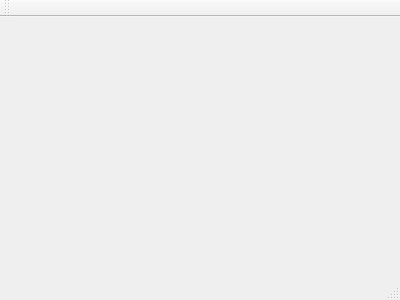
Above: gui/iconhover/mainwindow.ui from jinhang87/qtutil before the change. Below: the same form after it.
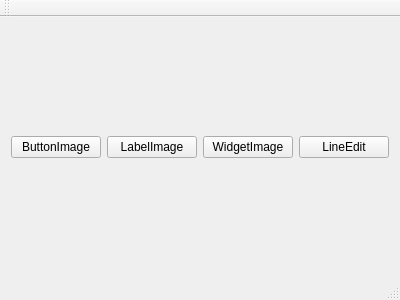
That is the form after the change.

```diff
--- a/gui/iconhover/mainwindow.ui
+++ b/gui/iconhover/mainwindow.ui
@@ -12,13 +12,59 @@
   <property name="windowTitle" >
    <string>MainWindow</string>
   </property>
-  <widget class="QMenuBar" name="menuBar" />
-  <widget class="QToolBar" name="mainToolBar" />
-  <widget class="QWidget" name="centralWidget" />
-  <widget class="QStatusBar" name="statusBar" />
+  <widget class="QWidget" name="centralWidget">
+   <layout class="QHBoxLayout" name="horizontalLayout">
+    <item>
+     <widget class="QPushButton" name="pushButtonImage">
+      <property name="text">
+       <string>ButtonImage</string>
+      </property>
+     </widget>
+    </item>
+    <item>
+     <widget class="QPushButton" name="pushButtonLabelImage">
+      <property name="text">
+       <string>LabelImage</string>
+      </property>
+     </widget>
+    </item>
+    <item>
+     <widget class="QPushButton" name="pushButtonWidgetImage">
+      <property name="text">
+       <string>WidgetImage</string>
+      </property>
+     </widget>
+    </item>
+    <item>
+     <widget class="QPushButton" name="pushButtonLineEdit">
+      <property name="text">
+       <string>LineEdit</string>
+      </property>
+     </widget>
+    </item>
+   </layout>
+  </widget>
+  <widget class="QMenuBar" name="menuBar">
+   <property name="geometry">
+    <rect>
+     <x>0</x>
+     <y>0</y>
+     <width>400</width>
+     <height>23</height>
+    </rect>
+   </property>
+  </widget>
+  <widget class="QToolBar" name="mainToolBar">
+   <attribute name="toolBarArea">
+    <enum>TopToolBarArea</enum>
+   </attribute>
+   <attribute name="toolBarBreak">
+    <bool>false</bool>
+   </attribute>
+  </widget>
+  <widget class="QStatusBar" name="statusBar"/>
  </widget>
- <layoutDefault spacing="6" margin="11" />
- <pixmapfunction></pixmapfunction>
+ <layoutdefault spacing="6" margin="11"/>
  <resources/>
  <connections/>
 </ui>
```
Left out of the diff: 7 changed lines with no effect on the pictures.
